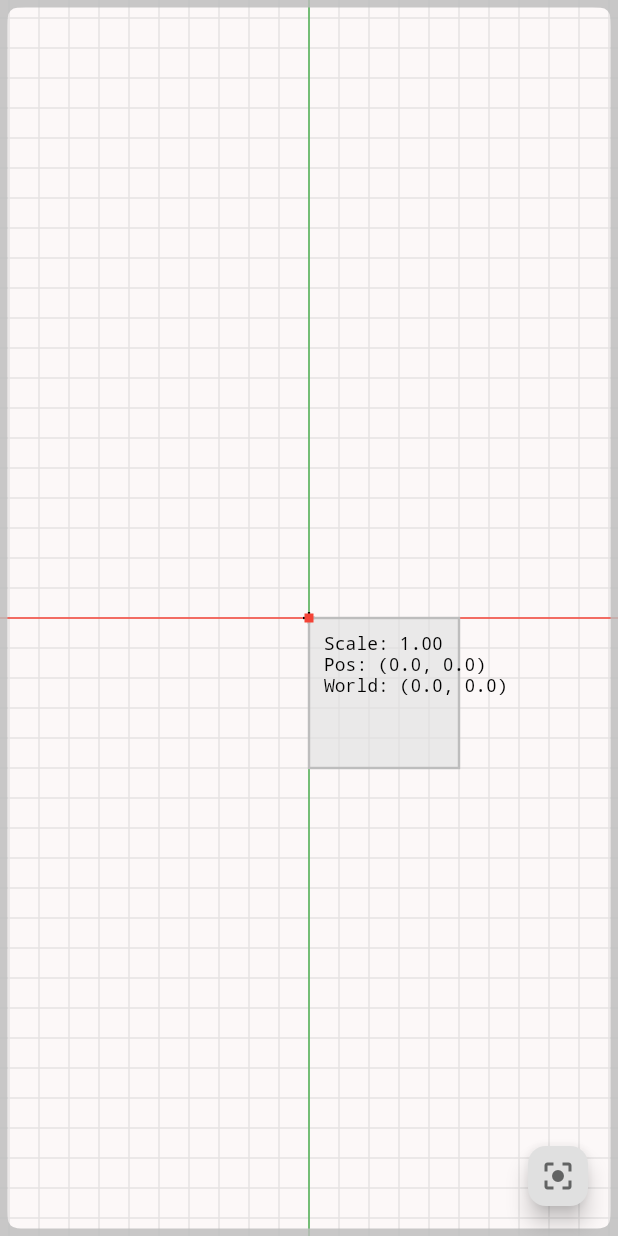
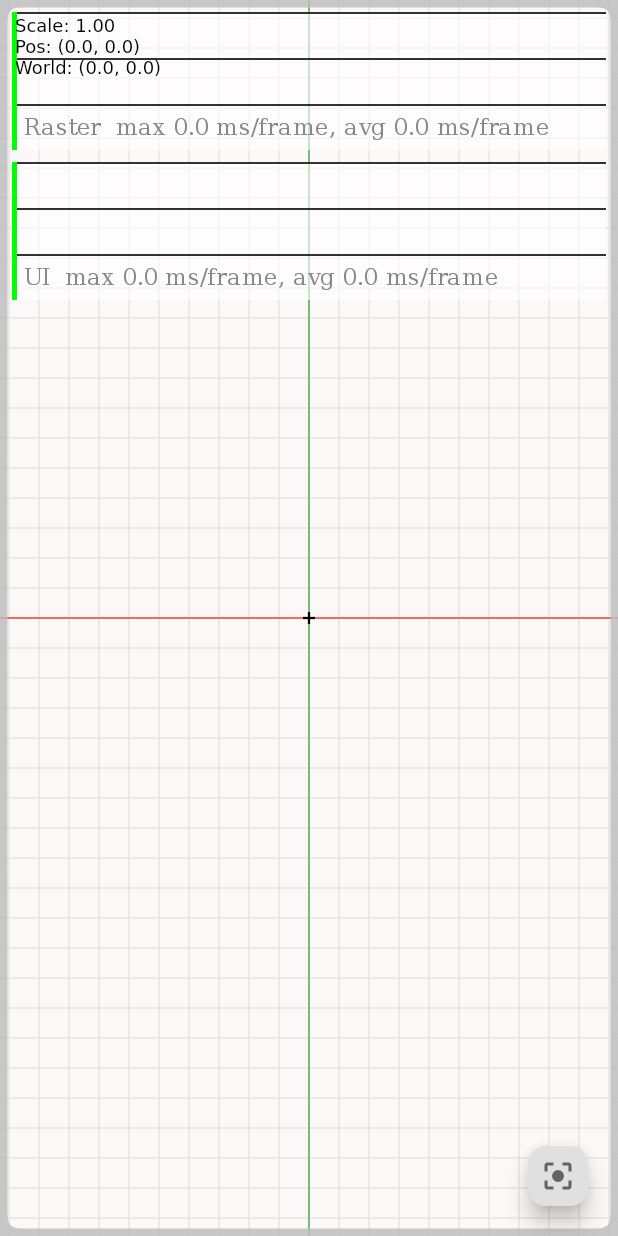
Before and after one commit to AndreyKedo/2d-graphics-playground, a Flutter app: the screen it shows after launch, after a tap on the "center focus strong" icon, on a phone screen of 412 x 824 dp. Run offline on Flutter 3.47's test engine with Material 3 defaults, Android fonts, the phone set to English and light mode, and no system bars.

Commit message:
change: painter abstraction prototype, performance overlay

```diff
--- /dev/null
+++ b/lib/core/canvas_extension.dart
@@ -0,0 +1,39 @@
+import 'dart:ui';
+
+import 'package:flutter/rendering.dart';
+
+extension CanvasExtension on Canvas {
+  Canvas drawObject(void Function(Canvas canvas) draw) {
+    draw(this);
+    return this;
+  }
+
+  Picture drawObjectToPicture(void Function(Canvas canvas) draw) {
+    final pictureRecorder = RendererBinding.instance.createPictureRecorder();
+    final canvas = RendererBinding.instance.createCanvas(pictureRecorder);
+    draw(canvas);
+    return pictureRecorder.endRecording();
+  }
+
+  void drawOnPictureLayer({
+    required LayerHandle<PictureLayer> layer,
+    required PaintingContext context,
+    required Rect bounds,
+    required ValueSetter<Canvas> draw,
+  }) {
+    if (layer.layer == null) {
+      final pictureRecorder = PictureRecorder();
+      final canvas = Canvas(pictureRecorder);
+
+      draw(canvas);
+
+      final picture = pictureRecorder.endRecording();
+
+      layer.layer = PictureLayer(bounds)..picture = picture;
+    }
+
+    if (layer.layer != null) {
+      context.addLayer(layer.layer!);
+    }
+  }
+}
--- /dev/null
+++ b/lib/graphics_viewport/develop/editor_metrics_painter.dart
@@ -0,0 +1,100 @@
+import 'dart:ui' as ui;
+
+import 'package:flutter/material.dart';
+import 'package:flutter/rendering.dart';
+import 'package:graphics_playground/core/canvas_extension.dart';
+import 'package:graphics_playground/graphics_viewport/gv_painter.dart';
+import 'package:graphics_playground/graphics_viewport/painter_context.dart';
+
+class EditorMetricsPainter extends GvPainter {
+  EditorMetricsPainter();
+
+  final _layer = LayerHandle<PictureLayer>();
+
+  //ui.Picture? _picture;
+
+  final Rect _bounds = Offset.zero & Size(200, 200);
+
+  Offset lastDragPosition = Offset.zero;
+
+  Offset _previsionUpdatePosition = Offset.zero;
+
+  ui.Paragraph buildTextParagraph(String text) {
+    final builder = ui.ParagraphBuilder(ui.ParagraphStyle(fontSize: 12.0))
+      ..pushStyle(ui.TextStyle(color: Colors.black))
+      ..addText(text);
+    return builder.build();
+  }
+
+  @override
+  void paint(GVPainterContext context) {
+    final (:canvas, :viewport) = context.expanded;
+
+    // if (lastDragPosition != _previsionUpdatePosition) {
+    //   _previsionUpdatePosition = lastDragPosition;
+    //   _picture?.dispose();
+    //   _picture = null;
+    //   //_layer.layer = null;
+    // }
+    // canvas.drawPicture(
+    //   _picture ??= canvas.drawObjectToPicture((canvas) {
+    //     print("DRAW metrics");
+    //     final worldPos = lastDragPosition == Offset.zero ? Offset.zero : viewport.screenToWorld(lastDragPosition);
+    //     final text =
+    //         'Scale: ${viewport.zoom.toStringAsFixed(2)}\n'
+    //         'Pos: (${viewport.position.dx.toStringAsFixed(1)}, '
+    //         '${viewport.position.dy.toStringAsFixed(1)})\n'
+    //         'World: (${worldPos.dx.toStringAsFixed(1)}, '
+    //         '${worldPos.dy.toStringAsFixed(1)})';
+
+    //     final paragraph = buildTextParagraph(text);
+    //     paragraph.layout(ui.ParagraphConstraints(width: 200));
+    //     canvas.drawParagraph(paragraph, Offset(10, 10));
+    //   }),
+    // );
+
+    if (lastDragPosition != _previsionUpdatePosition) {
+      _previsionUpdatePosition = lastDragPosition;
+      _layer.layer = null;
+    }
+
+    canvas.drawOnPictureLayer(
+      layer: _layer,
+      context: context.surfaceContext,
+      bounds: _bounds,
+      draw: (canvas) {
+        final worldPos = lastDragPosition == Offset.zero ? Offset.zero : viewport.screenToWorld(lastDragPosition);
+
+        final paragraph = buildTextParagraph(
+          'Scale: ${viewport.zoom.toStringAsFixed(2)}\n'
+          'Pos: (${viewport.position.dx.toStringAsFixed(1)}, '
+          '${viewport.position.dy.toStringAsFixed(1)})\n'
+          'World: (${worldPos.dx.toStringAsFixed(1)}, '
+          '${worldPos.dy.toStringAsFixed(1)})',
+        );
+        paragraph.layout(ui.ParagraphConstraints(width: 200));
+        canvas.drawParagraph(paragraph, Offset(10, 10));
+      },
+    );
+
+    // canvas.drawObject((canvas) {
+    //   final worldPos = viewport.screenToWorld(lastDragPosition);
+    //   final text =
+    //       'Scale: ${viewport.zoom.toStringAsFixed(2)}\n'
+    //       'Pos: (${viewport.position.dx.toStringAsFixed(1)}, '
+    //       '${viewport.position.dy.toStringAsFixed(1)})\n'
+    //       'World: (${worldPos.dx.toStringAsFixed(1)}, '
+    //       '${worldPos.dy.toStringAsFixed(1)})';
+
+    //   final paragraph = buildTextParagraph(text);
+    //   paragraph.layout(ui.ParagraphConstraints(width: 200));
+    //   canvas.drawParagraph(paragraph, Offset(10, 10));
+    // });
+  }
+
+  @override
+  void dispose() {
+    _layer.layer = null;
+    super.dispose();
+  }
+}
--- /dev/null
+++ b/lib/graphics_viewport/develop/performance_overlay_painter.dart
@@ -0,0 +1,28 @@
+import 'package:flutter/rendering.dart';
+import 'package:graphics_playground/graphics_viewport/gv_painter.dart';
+import 'package:graphics_playground/graphics_viewport/painter_context.dart';
+
+class PerformanceOverlayPainter extends GvPainter {
+  PerformanceOverlayPainter();
+
+  int overlayOption = PerformanceOverlayOptionExtension.none;
+  Rect overlayRect = Rect.zero;
+
+  @override
+  void paint(GVPainterContext context) {
+    final surface = context.surfaceContext;
+
+    if (overlayOption != PerformanceOverlayOptionExtension.none) {
+      surface.addLayer(PerformanceOverlayLayer(overlayRect: overlayRect, optionsMask: overlayOption));
+    }
+  }
+}
+
+extension PerformanceOverlayOptionExtension on PerformanceOverlayOption {
+  static final all = PerformanceOverlayOption.values.fold(0, (mask, option) => mask | (1 << option.index));
+
+  static const none = -1;
+
+  static int from(Set<PerformanceOverlayOption> options) =>
+      options.fold(0, (mask, option) => mask | (1 << option.index));
+}
--- /dev/null
+++ b/lib/graphics_viewport/editor/axis_painter.dart
@@ -0,0 +1,52 @@
+import 'dart:typed_data';
+import 'dart:ui' show PointMode;
+
+import 'package:flutter/material.dart';
+import 'package:graphics_playground/graphics_viewport/painter_context.dart';
+
+class AxisPainter {
+  AxisPainter();
+
+  final dxAxisPainter = Paint()..color = Colors.red;
+  final dyAxisPainter = Paint()..color = Colors.green;
+  final crossPainter = Paint()
+    ..color = Colors.black
+    ..strokeWidth = 1.5;
+
+  final crossAxisPosition = Float32List.fromList([-4, 0, 4, 0, 0, -4, 0, 4]);
+
+  void paint(GVPainterContext context) {
+    final (:canvas, :viewport) = context.expanded;
+
+    final screenOrigin = viewport.worldToScreen(Offset.zero);
+
+    final drawDyAxis = screenOrigin.dx >= 0 && screenOrigin.dx < viewport.viewportSize.width;
+    final drawDxAxis = screenOrigin.dy >= 0 && screenOrigin.dy < viewport.viewportSize.height;
+
+    if (!drawDxAxis && !drawDyAxis) return;
+    final viewportRect = viewport.getWorldRect();
+    //print("Draw axis Y $drawDyAxis; Draw axis X $drawDxAxis; Draw cross axis ${drawDxAxis && drawDyAxis}");
+    canvas.save();
+    if (drawDxAxis) {
+      canvas.drawRawPoints(
+        PointMode.lines,
+        Float32List.fromList([viewportRect.left, 0, viewportRect.right, 0]),
+        dxAxisPainter..strokeWidth = 1.0 / viewport.zoom,
+      );
+    }
+
+    if (drawDyAxis) {
+      canvas.drawRawPoints(
+        PointMode.lines,
+        Float32List.fromList([0, viewportRect.bottom, 0, viewportRect.top]),
+        dyAxisPainter..strokeWidth = 1.0 / viewport.zoom,
+      );
+    }
+
+    if (drawDxAxis && drawDyAxis) {
+      canvas.drawRawPoints(PointMode.lines, crossAxisPosition, crossPainter);
+    }
+
+    canvas.restore();
+  }
+}
--- /dev/null
+++ b/lib/graphics_viewport/editor/grid_painter.dart
@@ -0,0 +1,39 @@
+import 'package:flutter/material.dart';
+import 'package:graphics_playground/graphics_viewport/painter_context.dart';
+
+class GridPainter {
+  GridPainter();
+
+  final gridPainter = Paint()
+    ..color = Colors.grey.withAlpha(60)
+    ..style = PaintingStyle.stroke;
+
+  void paint(GVPainterContext context) {
+    final (:canvas, :viewport) = context.expanded;
+    final paint = gridPainter..strokeWidth = 1.0 / viewport.zoom;
+
+    final viewportRect = viewport.getWorldRect();
+
+    final gridSize = 20.0;
+    final startX = (viewportRect.left / gridSize).floor() * gridSize;
+    final endX = (viewportRect.right / gridSize).ceil() * gridSize;
+    final startY = (viewportRect.top / gridSize).floor() * gridSize;
+    final endY = (viewportRect.bottom / gridSize).ceil() * gridSize;
+
+    final path = Path();
+    for (double x = startX; x < endX; x += gridSize) {
+      path.moveTo(x, viewportRect.top);
+      path.lineTo(x, viewportRect.bottom);
+    }
+    for (double y = startY; y < endY; y += gridSize) {
+      path.moveTo(viewportRect.left, y);
+      path.lineTo(viewportRect.right, y);
+    }
+    path.close();
+    canvas
+      ..save()
+      ..clipRect(viewportRect)
+      ..drawPath(path, paint)
+      ..restore();
+  }
+}
--- a/lib/graphics_viewport/graphics_viewport.dart
+++ b/lib/graphics_viewport/graphics_viewport.dart
@@ -1,22 +1,20 @@
-import 'dart:typed_data';
-import 'dart:ui' as ui;
 import 'package:flutter/gestures.dart';
 import 'package:flutter/material.dart';
 import 'package:flutter/rendering.dart';
 import 'package:flutter/services.dart';
+import 'package:graphics_playground/core/canvas_extension.dart';
+import 'package:graphics_playground/graphics_viewport/develop/editor_metrics_painter.dart';
+import 'package:graphics_playground/graphics_viewport/editor/axis_painter.dart';
+import 'package:graphics_playground/graphics_viewport/develop/performance_overlay_painter.dart';
 import 'package:graphics_playground/graphics_viewport/gesture.dart';
+import 'package:graphics_playground/graphics_viewport/editor/grid_painter.dart';
+import 'package:graphics_playground/graphics_viewport/painter_context.dart';
 import 'package:graphics_playground/graphics_viewport/viewport.dart';
-
-class GVPainterContext {
-  GVPainterContext({required this.viewport, required this.canvas});
-
-  final Viewport2D viewport;
-  final Canvas canvas;
-}
 
 class GraphicsViewportController {
   WeakReference<GraphicsViewportRenderObject>? _renderObject;
 
+  @pragma('vm:prefer-inline')
   void _useObject(void Function(GraphicsViewportRenderObject object) callback) {
     if (_renderObject?.target case GraphicsViewportRenderObject object) {
       callback(object);
@@ -34,29 +32,73 @@ class GraphicsViewportController {
 }
 
 class GraphicsViewport extends LeafRenderObjectWidget {
-  const GraphicsViewport({super.key, required this.controller});
+  const GraphicsViewport({
+    super.key,
+    required this.controller,
+    this.performanceOverlayOps = PerformanceOverlayOptionExtension.none,
+  });
 
   final GraphicsViewportController controller;
 
+  final int performanceOverlayOps;
+
   @override
   RenderObject createRenderObject(BuildContext context) {
-    return GraphicsViewportRenderObject(controller: controller);
+    return GraphicsViewportRenderObject(controller: controller, overlayOption: performanceOverlayOps);
+  }
+
+  @override
+  void updateRenderObject(BuildContext context, GraphicsViewportRenderObject renderObject) {
+    renderObject
+      ..overlayOption = performanceOverlayOps
+      ..controller = controller;
+    super.updateRenderObject(context, renderObject);
   }
 }
 
 class GraphicsViewportRenderObject extends RenderBox {
-  GraphicsViewportRenderObject({required this.controller}) {
+  GraphicsViewportRenderObject({required GraphicsViewportController controller, required int overlayOption})
+    : _overlayOption = overlayOption,
+      _controller = controller {
     controller._renderObject = WeakReference(this);
   }
 
-  final GraphicsViewportController controller;
   final viewport = Viewport2D();
+
+  final performanceOverlayPainter = PerformanceOverlayPainter();
+  final gridPainter = GridPainter();
+  final axisPainter = AxisPainter();
+  final editorMetrics = EditorMetricsPainter();
+
+  final translationInfoLayer = LayerHandle<ContainerLayer>();
 
   Gesture _gesture = Gesture.none;
 
-  Offset lastDragPosition = Offset.zero;
+  Offset _lastDragPosition = Offset.zero;
+  Offset get lastDragPosition => _lastDragPosition;
+  set lastDragPosition(Offset value) {
+    _lastDragPosition = value;
+    editorMetrics.lastDragPosition = value;
+  }
 
-  double snapFactor = 20;
+  int _overlayOption;
+  int get overlayOption => _overlayOption;
+  set overlayOption(int value) {
+    if (value == _overlayOption) return;
+
+    _overlayOption = value;
+    performanceOverlayPainter.overlayOption = _overlayOption;
+    markNeedsPaint();
+  }
+
+  GraphicsViewportController _controller;
+  GraphicsViewportController get controller => _controller;
+  set controller(GraphicsViewportController value) {
+    if (value == _controller) return;
+    _controller._renderObject = null;
+    _controller = value;
+    controller._renderObject = WeakReference(this);
+  }
 
   @override
   bool get sizedByParent => true;
@@ -67,8 +109,14 @@ class GraphicsViewportRenderObject extends RenderBox {
   @override
   Size computeDryLayout(covariant BoxConstraints constraints) {
     final parentSize = constraints.biggest;
+    // Update viewport
     viewport.updateProjection(parentSize);
-    lastDragPosition = parentSize.center(Offset.zero);
+
+    // Overlay setup
+    performanceOverlayPainter.overlayRect = Offset.zero & Size(parentSize.width, 200);
+    performanceOverlayPainter.overlayOption = _overlayOption;
+
+    debugPrint('GraphicsViewportRenderObject.computeDryLayout: $parentSize');
     return parentSize;
   }
 
@@ -97,13 +145,15 @@ class GraphicsViewportRenderObject extends RenderBox {
     if (_gesture == Gesture.scroll) {
       if (event is PointerScrollEvent) {
         final factor = event.scrollDelta.dy.isNegative ? 1.2 : 0.9;
-        viewport.scale(factor, lastDragPosition = event.position);
-        markNeedsPaint();
+        if (viewport.scale(factor, lastDragPosition = event.position)) {
+          markNeedsPaint();
+        }
         return;
       }
     }
 
-    var worldDelta = delta(event.position, lastDragPosition);
+    var worldDelta = (event.position - lastDragPosition) / viewport.zoom;
+
     if (_gesture.isMoving && worldDelta.distance > 1.0) {
       viewport.translate(worldDelta);
       lastDragPosition = event.position;
@@ -111,136 +161,55 @@ class GraphicsViewportRenderObject extends RenderBox {
     }
   }
 
-  Offset delta(Offset first, Offset second) => (first - second) / viewport.zoom;
+  // Offset snapOffset(Offset offset) => Offset(snap(offset.dx), snap(offset.dy));
 
-  Offset snapOffset(Offset offset) => Offset(snap(offset.dx), snap(offset.dy));
-
-  double snap(double value) => (value / snapFactor).round() * snapFactor;
+  // double snap(double value) => (value / snapFactor).round() * snapFactor;
 
   @override
   void paint(PaintingContext context, Offset offset) {
+    final gvContext = GVPainterContext(surfaceContext: context, offset: offset, viewport: viewport);
     context.canvas
       ..save()
-      ..clipRect(Offset.zero & size)
+      ..translate(offset.dx, offset.dy)
+      ..clipRect(offset & size)
       ..transform(viewport.matrix.storage)
-      ..drawObject(drawGrid)
-      ..drawObject(drawAxis)
       ..drawObject((canvas) {
-        final rect = Offset.zero & Size(100, 100);
-        final paint = Paint()..color = Colors.grey.shade300.withAlpha(164);
-        canvas
-          ..save()
-          ..drawRect(rect, paint)
-          ..drawRect(
-            rect,
-            paint
-              ..style = PaintingStyle.stroke
-              ..strokeWidth = 1.6 / viewport.zoom
-              ..color = Colors.grey.shade400,
-          )
-          ..restore();
+        gridPainter.paint(gvContext);
+        axisPainter.paint(gvContext);
       })
       ..drawObject((canvas) {
         canvas.drawRSuperellipse(
           RSuperellipse.fromRectAndRadius(viewport.getWorldRect(), Radius.circular(12) / viewport.zoom),
           Paint()
             ..style = PaintingStyle.stroke
-            ..strokeWidth = 10.0 / viewport.zoom
-            ..color = Colors.grey.shade400.withAlpha(210),
+            ..color = Colors.grey.shade400.withAlpha(210)
+            ..strokeWidth = 10.0 / viewport.zoom,
         );
-      })
-      ..drawObject((canvas) {
-        final worldOffset = viewport.screenToWorld(lastDragPosition);
+      });
+    // ..drawObject((canvas) {
+    //   final rect = Offset.zero & Size(100, 100);
+    //   final paint = Paint()..color = Colors.grey.shade300.withAlpha(164);
+    //   canvas
+    //     ..save()
+    //     ..drawRect(rect, paint)
+    //     ..drawRect(
+    //       rect,
+    //       paint
+    //         ..style = PaintingStyle.stroke
+    //         ..strokeWidth = 1.6 / viewport.zoom
+    //         ..color = Colors.grey.shade400,
+    //     )
+    //     ..restore();
+    // })
 
-        canvas.drawRawPoints(
-          ui.PointMode.points,
-          Float32List.fromList([worldOffset.dx, worldOffset.dy]),
-          Paint()
-            ..color = Colors.red
-            ..strokeWidth = 6.0 / viewport.zoom,
-        );
-      })
-      ..drawObject((canvas) {
-        final worldPos = viewport.screenToWorld(lastDragPosition);
-        final text =
-            'Scale: ${viewport.zoom.toStringAsFixed(2)}\n'
-            'Pos: (${viewport.position.dx.toStringAsFixed(1)}, '
-            '${viewport.position.dy.toStringAsFixed(1)})\n'
-            'World: (${worldPos.dx.toStringAsFixed(1)}, '
-            '${worldPos.dy.toStringAsFixed(1)})';
-
-        final paragraph = _buildTextParagraph(text);
-        paragraph.layout(ui.ParagraphConstraints(width: 200));
-        canvas.drawParagraph(paragraph, Offset(10, 10));
-      })
-      ..restore();
+    performanceOverlayPainter.paint(gvContext);
+    editorMetrics.paint(gvContext);
+    context.canvas.restore();
   }
 
-  ui.Paragraph _buildTextParagraph(String text) {
-    final builder = ui.ParagraphBuilder(ui.ParagraphStyle(fontSize: 12.0, fontFamily: 'Monospace'))
-      ..pushStyle(ui.TextStyle(color: Colors.black))
-      ..addText(text);
-    return builder.build();
-  }
-
-  void drawAxis(Canvas canvas) {
-    final viewportRect = viewport.getWorldRect();
-    canvas
-      ..drawRawPoints(
-        ui.PointMode.lines,
-        Float32List.fromList([viewportRect.left, 0, viewportRect.right, 0]),
-        Paint()
-          ..color = Colors.red
-          ..strokeWidth = 1.0 / viewport.zoom,
-      )
-      ..drawRawPoints(
-        ui.PointMode.lines,
-        Float32List.fromList([0, viewportRect.bottom, 0, viewportRect.top]),
-        Paint()
-          ..color = Colors.green
-          ..strokeWidth = 1.0 / viewport.zoom,
-      )
-      ..drawRawPoints(
-        ui.PointMode.lines,
-        Float32List.fromList([-4, 0, 4, 0, 0, -4, 0, 4]),
-        Paint()
-          ..color = Colors.black
-          ..strokeWidth = 1.5,
-      );
-  }
-
-  void drawGrid(Canvas canvas) {
-    final paint = Paint()
-      ..color = Colors.grey.withAlpha(60)
-      ..style = PaintingStyle.stroke
-      ..strokeWidth = 1.0 / viewport.zoom;
-
-    final viewportRect = viewport.getWorldRect();
-
-    final gridSize = snapFactor;
-    final startX = (viewportRect.left / gridSize).floor() * gridSize;
-    final endX = (viewportRect.right / gridSize).ceil() * gridSize;
-    final startY = (viewportRect.top / gridSize).floor() * gridSize;
-    final endY = (viewportRect.bottom / gridSize).ceil() * gridSize;
-
-    final path = Path();
-    for (double x = startX.toDouble(); x < endX; x += gridSize) {
-      path.moveTo(x, viewportRect.top);
-      path.lineTo(x, viewportRect.bottom);
-    }
-    for (double y = startY.toDouble(); y < endY; y += gridSize) {
-      path.moveTo(viewportRect.left, y);
-      path.lineTo(viewportRect.right, y);
-    }
-    canvas
-      ..clipRect(viewportRect)
-      ..drawPath(path, paint);
+  @override
+  void dispose() {
+    editorMetrics.dispose();
+    super.dispose();
   }
 }
-
-extension CanvasExtension on Canvas {
-  Canvas drawObject(void Function(Canvas canvas) draw) {
-    draw(this);
-    return this;
-  }
-}
--- /dev/null
+++ b/lib/graphics_viewport/gv_painter.dart
@@ -0,0 +1,10 @@
+import 'package:graphics_playground/graphics_viewport/painter_context.dart';
+import 'package:meta/meta.dart';
+
+abstract class GvPainter {
+  @mustBeOverridden
+  void paint(GVPainterContext context);
+
+  @mustCallSuper
+  void dispose() {}
+}
--- /dev/null
+++ b/lib/graphics_viewport/painter_context.dart
@@ -0,0 +1,14 @@
+import 'package:flutter/rendering.dart' show Canvas, PaintingContext, Offset;
+import 'package:graphics_playground/graphics_viewport/viewport.dart';
+
+class GVPainterContext {
+  GVPainterContext({required this.viewport, required this.offset, required this.surfaceContext});
+
+  final Viewport2D viewport;
+  final Offset offset;
+  final PaintingContext surfaceContext;
+
+  Canvas get canvas => surfaceContext.canvas;
+
+  ({Viewport2D viewport, Canvas canvas}) get expanded => (viewport: viewport, canvas: canvas);
+}
--- a/lib/graphics_viewport/viewport.dart
+++ b/lib/graphics_viewport/viewport.dart
@@ -21,7 +21,7 @@ class Viewport2D {
 
   void updateProjection(Size size) {
     viewportSize = size;
-    _projection = Matrix4.translation(Vector3(size.width / 2, size.height / 2, 0));
+    _projection = Matrix4.translationValues(size.width / 2, size.height / 2, 0);
     _updateMatrix();
   }
 
@@ -45,19 +45,33 @@ class Viewport2D {
     _updateMatrix();
   }
 
-  void scale(double scale, Offset focalPoint) {
+  Offset worldFocalBefore = Offset.zero;
+  bool scale(double scale, Offset focalPoint) {
     final oldScale = _scale;
-    final newScale = (_scale * scale).clamp(0.5, 10.0);
+    final newScale = _constraintScale(_scale * scale);
 
-    if (oldScale == newScale) return;
+    if (oldScale == newScale) return false;
+    _scale = newScale;
+    // final worldFocal = screenToWorld(focalPoint);
+    // final r = Vector3(worldFocal.dx, worldFocal.dy, 1) - Vector3(worldFocalBefore.dx, worldFocalBefore.dy, 1.0);
+    // worldFocalBefore = worldFocal;
+    // // 2. Устанавливаем новый масштаб
+    // _scale = newScale;
+    // _position += _position - Offset(r.x, r.y);
+    //_position += (worldFocalBefore - _position) * (oldScale / newScale);
+    _updateMatrix();
 
-    _scale = newScale;
-    _updateMatrix();
+    return true;
   }
 
   @pragma('vm:prefer-inline')
   void _updateMatrix() {
-    _view = Matrix4.translation(Vector3(_position.dx, _position.dy, 0))..scaleByVector3(Vector3(_scale, _scale, 1));
+    _view = Matrix4.translationValues(_position.dx, _position.dy, 0)..scaleByVector3(Vector3(_scale, _scale, 1));
+  }
+
+  @pragma('vm:prefer-inline')
+  double _constraintScale(double scale) {
+    return scale.clamp(0.1, 10.0);
   }
 
   @pragma('vm:prefer-inline')
@@ -65,6 +79,12 @@ class Viewport2D {
     final topLeft = screenToWorld(Offset.zero);
     final bottomRight = screenToWorld(Offset(viewportSize.width, viewportSize.height));
     return Rect.fromPoints(topLeft, bottomRight);
+  }
+
+  @pragma('vm:prefer-inline')
+  Offset worldToScreen(Offset worldPoint) {
+    final vector = matrix.transform3(Vector3(worldPoint.dx, worldPoint.dy, 0));
+    return Offset(vector.x, vector.y);
   }
 
   @pragma('vm:prefer-inline')
--- a/lib/main.dart
+++ b/lib/main.dart
@@ -1,4 +1,5 @@
 import 'package:flutter/material.dart';
+import 'package:graphics_playground/graphics_viewport/develop/performance_overlay_painter.dart';
 import 'package:graphics_playground/graphics_viewport/graphics_viewport.dart';
 
 void main() {
@@ -38,7 +39,7 @@ class _PlaygroundWidgetState extends State<PlaygroundWidget> {
   @override
   Widget build(BuildContext context) {
     return Scaffold(
-      body: GraphicsViewport(controller: controller),
+      body: GraphicsViewport(controller: controller, performanceOverlayOps: PerformanceOverlayOptionExtension.all),
       floatingActionButton: FloatingActionButton.small(
         child: Icon(Icons.center_focus_strong),
         onPressed: () {
--- a/lib/utils.dart
+++ /dev/null
@@ -1,25 +0,0 @@
-import 'dart:ui';
-
-import 'package:flutter/rendering.dart';
-
-void drawOnPictureLayer({
-  required LayerHandle<PictureLayer> layer,
-  required PaintingContext context,
-  required Rect bounds,
-  required ValueSetter<Canvas> draw,
-}) {
-  if (layer.layer == null) {
-    final pictureRecorder = PictureRecorder();
-    final canvas = Canvas(pictureRecorder);
-
-    draw(canvas);
-
-    final picture = pictureRecorder.endRecording();
-
-    layer.layer = PictureLayer(bounds)..picture = picture;
-  }
-
-  if (layer.layer != null) {
-    context.addLayer(layer.layer!);
-  }
-}
```
